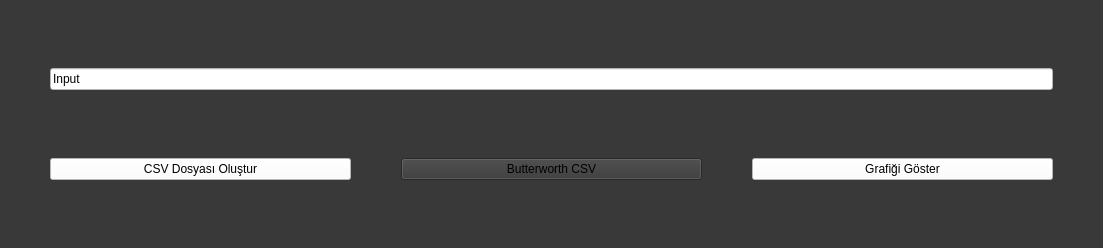
Qt form mainwindow.ui (zahidayturan/filter-design-and-transformation) before a commit.
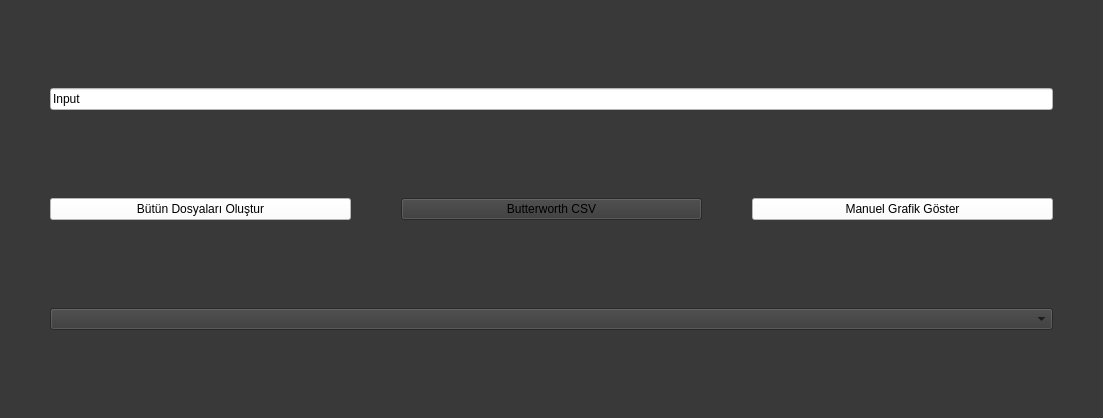
The same form after that commit.

Commit message: added combo box

Patch:
```diff
--- a/mainwindow.ui
+++ b/mainwindow.ui
@@ -7,7 +7,7 @@
     <x>0</x>
     <y>0</y>
     <width>1103</width>
-    <height>248</height>
+    <height>418</height>
    </rect>
   </property>
   <property name="windowTitle">
@@ -23,7 +23,7 @@
    <property name="autoFillBackground">
     <bool>false</bool>
    </property>
-   <layout class="QVBoxLayout" stretch="0,0">
+   <layout class="QVBoxLayout" stretch="0,0,0">
     <property name="spacing">
      <number>50</number>
     </property>
@@ -63,7 +63,7 @@
          <string notr="true">background-color: rgb(255, 255, 255);</string>
         </property>
         <property name="text">
-         <string>CSV Dosyası Oluştur</string>
+         <string>Bütün Dosyaları Oluştur</string>
         </property>
        </widget>
       </item>
@@ -86,7 +86,7 @@
          <string notr="true">background-color: rgb(255, 255, 255);</string>
         </property>
         <property name="text">
-         <string>Grafiği Göster</string>
+         <string>Manuel Grafik Göster</string>
         </property>
         <property name="checkable">
          <bool>false</bool>
@@ -95,6 +95,16 @@
       </item>
      </layout>
     </item>
+    <item>
+     <widget class="QComboBox" name="comboBox">
+      <property name="toolTip">
+       <string/>
+      </property>
+      <property name="placeholderText">
+       <string>Oluşturulan Grafiklerden Seç</string>
+      </property>
+     </widget>
+    </item>
    </layout>
   </widget>
  </widget>
```
The commit also changes 21 other files.
